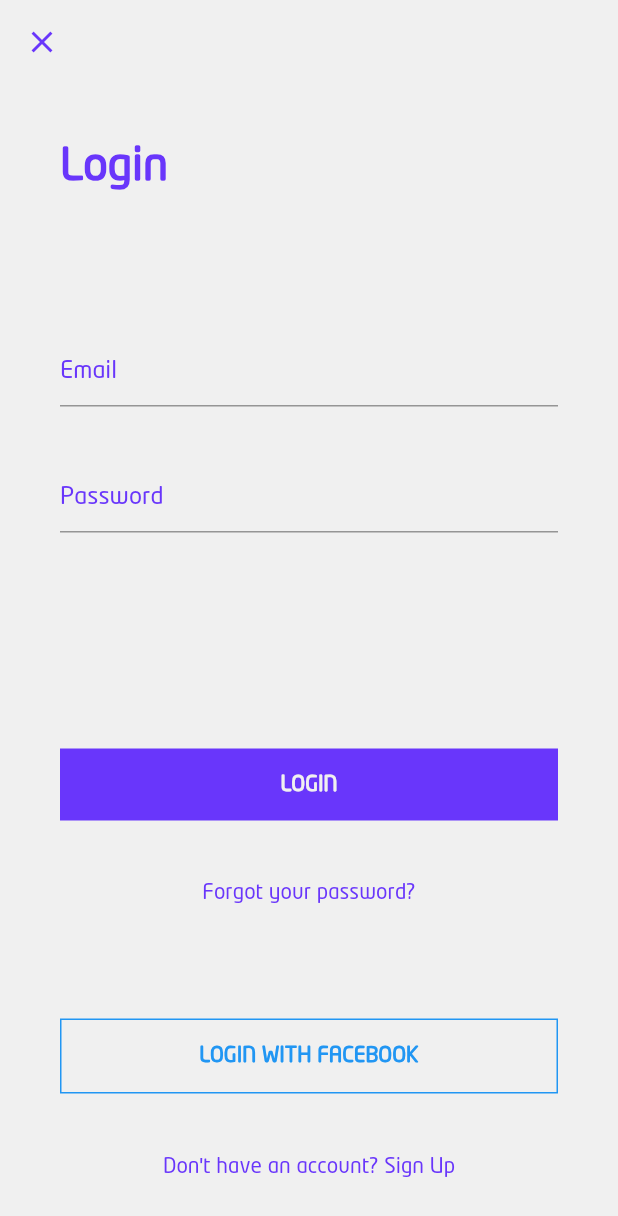
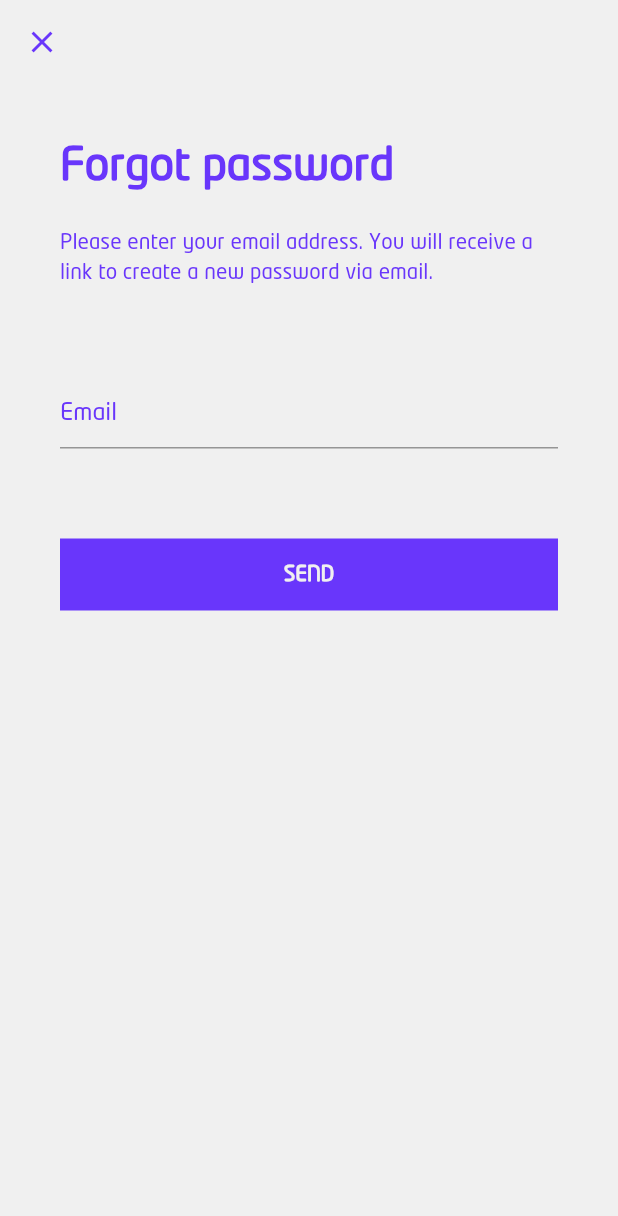
Before and after one commit to ramaalshaban/GrabGrip_App, a Flutter app: the LoginScreen screen opened by its route, after a tap on "Forgot your password?", on a phone screen of 412 x 824 dp. Shown: the top 1216 px of the screen. Run offline on Flutter 3.47's test engine with Material 2 defaults, Android fonts, the phone set to English and light mode, and no system bars; our stand-ins replace auto_route.

Commit message:
feat: Add the initial version of forgot password screen
The functionality of navigating from the login screen to the forgot password screen has been added.
Also, a button in the forgot password screen's bar that navigates back to login screen has been added.

```diff
--- a/lib/configs/routes/app_router.dart
+++ b/lib/configs/routes/app_router.dart
@@ -1,6 +1,7 @@
 import 'package:auto_route/annotations.dart';
 import 'package:grab_grip/features/browsing/about_us/about_us_screen.dart';
 import 'package:grab_grip/features/browsing/home/home_screen.dart';
+import 'package:grab_grip/features/registration/forgot_password_screen.dart';
 import 'package:grab_grip/features/registration/login_screen.dart';
 import 'package:grab_grip/features/registration/register_screen.dart';
 
@@ -9,6 +10,7 @@ import 'package:grab_grip/features/registration/register_screen.dart';
     AutoRoute(page: HomeScreen, initial: true),
     AutoRoute(page: RegisterScreen),
     AutoRoute(page: LoginScreen),
+    AutoRoute(page: ForgotPasswordScreen),
     AutoRoute(page: AboutUsScreen),
   ],
 )
--- /dev/null
+++ b/lib/features/registration/forgot_password_screen.dart
@@ -0,0 +1,75 @@
+import 'package:flutter/material.dart';
+import 'package:grab_grip/features/registration/widgets/registration_bar.dart';
+import 'package:grab_grip/style/colors.dart';
+import 'package:grab_grip/style/text_fields.dart';
+import 'package:grab_grip/utils/device.dart';
+import 'package:grab_grip/utils/sized_box.dart';
+
+class ForgotPasswordScreen extends StatelessWidget {
+  const ForgotPasswordScreen({Key? key}) : super(key: key);
+
+  @override
+  Widget build(BuildContext context) {
+    return Scaffold(
+      backgroundColor: AppColors.white,
+      appBar: registrationBar(context),
+      body: Container(
+        color: AppColors.white,
+        height: screenHeightWithoutExtras(context),
+        child: SingleChildScrollView(
+          padding: const EdgeInsets.fromLTRB(40.0, 40.0, 40.0, 0),
+          child: Column(
+            crossAxisAlignment: CrossAxisAlignment.start,
+            children: <Widget>[
+              const Text(
+                'Forgot password',
+                style: TextStyle(
+                  color: AppColors.purple,
+                  fontWeight: FontWeight.bold,
+                  fontSize: 30.0,
+                ),
+              ),
+              height24(),
+              const Text(
+                'Please enter your email address. You will receive a link to create a new password via email.',
+                style: TextStyle(
+                  height: 1.4,
+                  color: AppColors.purple,
+                  fontSize: 14.0,
+                ),
+              ),
+              height60(),
+              Form(
+                child: Column(
+                  children: <Widget>[
+                    TextFormField(
+                      keyboardType: TextInputType.emailAddress,
+                      decoration: AppTextFields.registrationInputDecoration
+                          .copyWith(hintText: "Email"),
+                      cursorColor: AppColors.purple,
+                    ),
+                    height60(),
+                    Container(
+                      width: screenWidth(context),
+                      color: AppColors.purple,
+                      child: TextButton(
+                        onPressed: () {},
+                        child: const Text(
+                          'SEND',
+                          style: TextStyle(
+                            color: AppColors.white,
+                            fontWeight: FontWeight.bold,
+                          ),
+                        ),
+                      ),
+                    ),
+                  ],
+                ),
+              )
+            ],
+          ),
+        ),
+      ),
+    );
+  }
+}
--- a/lib/features/registration/login_screen.dart
+++ b/lib/features/registration/login_screen.dart
@@ -1,4 +1,6 @@
+import 'package:auto_route/auto_route.dart';
 import 'package:flutter/material.dart';
+import 'package:grab_grip/configs/routes/app_router.gr.dart';
 import 'package:grab_grip/features/registration/widgets/registration_bar.dart';
 import 'package:grab_grip/style/colors.dart';
 import 'package:grab_grip/style/text_fields.dart';
@@ -46,9 +48,9 @@ class LoginScreen extends StatelessWidget {
                       decoration: AppTextFields.registrationInputDecoration
                           .copyWith(hintText: "Password"),
                     ),
-                     height48(),
-                     height48(),
-                     height48(),
+                    height48(),
+                    height48(),
+                    height48(),
                     Container(
                       width: screenWidth(context),
                       color: AppColors.purple,
@@ -65,7 +67,8 @@ class LoginScreen extends StatelessWidget {
                     ),
                     height24(),
                     TextButton(
-                      onPressed: () {},
+                      onPressed: () => context.router
+                          .push(const ForgotPasswordScreenRoute()),
                       child: const Text(
                         'Forgot your password?',
                         style: TextStyle(
```
Also changed, not shown: lib/configs/routes/app_router.gr.dart.
